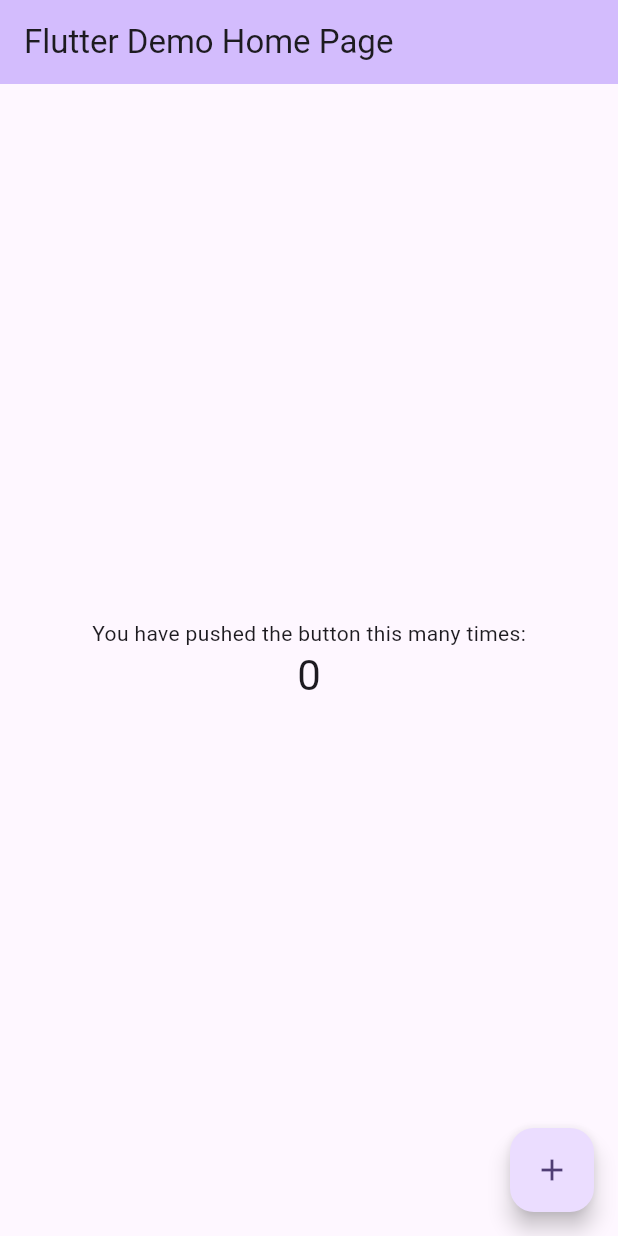
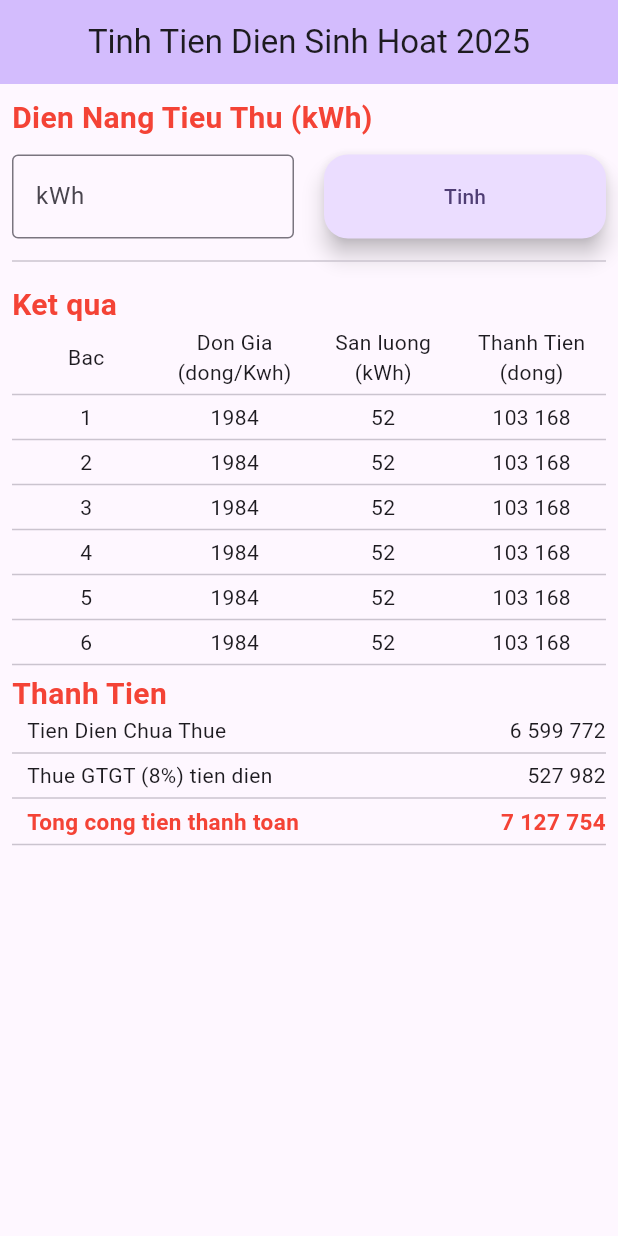
Before and after one commit to dophatgl/evn-calculator, a Flutter app: the screen it shows after launch, on a phone screen of 412 x 824 dp. Run offline on Flutter 3.47's test engine with Material 3 defaults, Android fonts, the phone set to English and light mode, and no system bars.

Commit message:
finish UI

```diff
--- /dev/null
+++ b/evn_calculator_app/lib/app_text_style.dart
@@ -0,0 +1,21 @@
+import 'package:flutter/material.dart';
+import 'package:flutter/widgets.dart';
+
+class AppTextStyle {
+  static final header = TextStyle(
+    fontSize: 20,
+    color: Colors.red,
+    fontWeight: FontWeight.bold,
+  );
+  static final label = TextStyle(fontSize: 15, color: Colors.black);
+  static final boldLabel = TextStyle(
+    fontSize: 15,
+    color: Colors.black,
+    fontWeight: FontWeight.bold,
+  );
+  static final redBoldLabel = TextStyle(
+    fontSize: 15,
+    color: Colors.red,
+    fontWeight: FontWeight.bold,
+  );
+}
--- a/evn_calculator_app/lib/main.dart
+++ b/evn_calculator_app/lib/main.dart
@@ -1,3 +1,5 @@
+import 'package:evn_calculator_app/app_text_style.dart';
+import 'package:evn_calculator_app/strings.dart';
 import 'package:flutter/material.dart';
 
 void main() {
@@ -30,14 +32,12 @@ class MyApp extends StatelessWidget {
         // tested with just a hot reload.
         colorScheme: ColorScheme.fromSeed(seedColor: Colors.deepPurple),
       ),
-      home: const MyHomePage(title: 'Flutter Demo Home Page'),
+      home: MyHomePage(title: Strings.appName),
     );
   }
 }
 
 class MyHomePage extends StatefulWidget {
-  const MyHomePage({super.key, required this.title});
-
   // This widget is the home page of your application. It is stateful, meaning
   // that it has a State object (defined below) that contains fields that affect
   // how it looks.
@@ -49,32 +49,16 @@ class MyHomePage extends StatefulWidget {
 
   final String title;
 
+  const MyHomePage({super.key, required this.title});
+
   @override
   State<MyHomePage> createState() => _MyHomePageState();
 }
 
 class _MyHomePageState extends State<MyHomePage> {
-  int _counter = 0;
-
-  void _incrementCounter() {
-    setState(() {
-      // This call to setState tells the Flutter framework that something has
-      // changed in this State, which causes it to rerun the build method below
-      // so that the display can reflect the updated values. If we changed
-      // _counter without calling setState(), then the build method would not be
-      // called again, and so nothing would appear to happen.
-      _counter++;
-    });
-  }
-
   @override
   Widget build(BuildContext context) {
-    // This method is rerun every time setState is called, for instance as done
-    // by the _incrementCounter method above.
-    //
-    // The Flutter framework has been optimized to make rerunning build methods
-    // fast, so that you can just rebuild anything that needs updating rather
-    // than having to individually change instances of widgets.
+    final screenWidth = MediaQuery.of(context).size.width;
     return Scaffold(
       appBar: AppBar(
         // TRY THIS: Try changing the color here to a specific color (to
@@ -83,40 +67,167 @@ class _MyHomePageState extends State<MyHomePage> {
         backgroundColor: Theme.of(context).colorScheme.inversePrimary,
         // Here we take the value from the MyHomePage object that was created by
         // the App.build method, and use it to set our appbar title.
-        title: Text(widget.title),
+        title: Center(child: Text(widget.title)),
       ),
-      body: Center(
-        // Center is a layout widget. It takes a single child and positions it
-        // in the middle of the parent.
+      body: Padding(
+        padding: const EdgeInsets.all(8.0),
         child: Column(
-          // Column is also a layout widget. It takes a list of children and
-          // arranges them vertically. By default, it sizes itself to fit its
-          // children horizontally, and tries to be as tall as its parent.
-          //
-          // Column has various properties to control how it sizes itself and
-          // how it positions its children. Here we use mainAxisAlignment to
-          // center the children vertically; the main axis here is the vertical
-          // axis because Columns are vertical (the cross axis would be
-          // horizontal).
-          //
-          // TRY THIS: Invoke "debug painting" (choose the "Toggle Debug Paint"
-          // action in the IDE, or press "p" in the console), to see the
-          // wireframe for each widget.
-          mainAxisAlignment: MainAxisAlignment.center,
+          crossAxisAlignment: CrossAxisAlignment.stretch,
           children: <Widget>[
-            const Text('You have pushed the button this many times:'),
             Text(
-              '$_counter',
-              style: Theme.of(context).textTheme.headlineMedium,
+              Strings.totalPower,
+              textAlign: TextAlign.left,
+              style: AppTextStyle.header,
             ),
+            Container(height: 10),
+            SizedBox(
+              width: screenWidth - 100,
+              child: Row(
+                mainAxisAlignment: MainAxisAlignment.spaceEvenly,
+                children: [
+                  Expanded(
+                    child: TextField(
+                      decoration: InputDecoration(
+                        border: OutlineInputBorder(),
+                        labelText: 'kWh',
+                      ),
+                      keyboardType: TextInputType.numberWithOptions(),
+                      textAlign: TextAlign.end,
+                    ),
+                  ),
+                  VerticalDivider(width: 20),
+                  Expanded(
+                    child: FloatingActionButton(
+                      onPressed: () {
+                        //do something
+                      },
+                      child: Text(Strings.buttonCalculator),
+                    ),
+                  ),
+                ],
+              ),
+            ),
+            Divider(height: 30),
+            Text(Strings.resultLabel, style: AppTextStyle.header),
+            Row(
+              crossAxisAlignment: CrossAxisAlignment.center,
+              children: [
+                _Item("Bac"),
+                _Item("Don Gia\n(dong/Kwh)"),
+                _Item("San luong\n(kWh)"),
+                _Item("Thanh Tien\n(dong)"),
+              ],
+            ),
+            Divider(height: 10),
+            Row(
+              children: [
+                _Item("1"),
+                _Item("1984"),
+                _Item("52"),
+                _Item("103 168"),
+              ],
+            ),
+            Divider(height: 10),
+            Row(
+              children: [
+                _Item("2"),
+                _Item("1984"),
+                _Item("52"),
+                _Item("103 168"),
+              ],
+            ),
+            Divider(height: 10),
+            Row(
+              children: [
+                _Item("3"),
+                _Item("1984"),
+                _Item("52"),
+                _Item("103 168"),
+              ],
+            ),
+            Divider(height: 10),
+            Row(
+              children: [
+                _Item("4"),
+                _Item("1984"),
+                _Item("52"),
+                _Item("103 168"),
+              ],
+            ),
+            Divider(height: 10),
+            Row(
+              children: [
+                _Item("5"),
+                _Item("1984"),
+                _Item("52"),
+                _Item("103 168"),
+              ],
+            ),
+            Divider(height: 10),
+            Row(
+              children: [
+                _Item("6"),
+                _Item("1984"),
+                _Item("52"),
+                _Item("103 168"),
+              ],
+            ),
+            Divider(height: 10),
+            Text("Thanh Tien", style: AppTextStyle.header),
+            Padding(
+              padding: const EdgeInsets.only(left: 10.0),
+              child: Row(
+                children: [
+                  _Item("Tien Dien Chua Thue", textAlign: TextAlign.left),
+                  _Item("6 599 772", textAlign: TextAlign.right),
+                ],
+              ),
+            ),
+            Divider(height: 10),
+            Padding(
+              padding: const EdgeInsets.only(left: 10.0),
+              child: Row(
+                children: [
+                  _Item("Thue GTGT (8%) tien dien", textAlign: TextAlign.left),
+                  _Item("527 982", textAlign: TextAlign.right),
+                ],
+              ),
+            ),
+            Divider(height: 10),
+            Padding(
+              padding: const EdgeInsets.only(left: 10.0),
+              child: Row(
+                children: [
+                  _Item(
+                    "Tong cong tien thanh toan",
+                    textAlign: TextAlign.left,
+                    textStyle: AppTextStyle.redBoldLabel,
+                  ),
+                  _Item(
+                    "7 127 754",
+                    textAlign: TextAlign.right,
+                    textStyle: AppTextStyle.redBoldLabel,
+                  ),
+                ],
+              ),
+            ),
+            Divider(height: 10),
           ],
         ),
       ),
-      floatingActionButton: FloatingActionButton(
-        onPressed: _incrementCounter,
-        tooltip: 'Increment',
-        child: const Icon(Icons.add),
-      ), // This trailing comma makes auto-formatting nicer for build methods.
     );
   }
 }
+
+class _Item extends StatelessWidget {
+  final String data;
+  final TextAlign textAlign;
+  final TextStyle? textStyle;
+  const _Item(this.data, {this.textAlign = TextAlign.center, this.textStyle});
+  @override
+  Widget build(BuildContext context) {
+    return Expanded(
+      child: Text(data, textAlign: textAlign, style: textStyle),
+    );
+  }
+}
--- /dev/null
+++ b/evn_calculator_app/lib/strings.dart
@@ -0,0 +1,7 @@
+class Strings {
+  static final appName = "Tinh Tien Dien Sinh Hoat 2025";
+  static final totalPower = "Dien Nang Tieu Thu (kWh)";
+  static final buttonCalculator = "Tinh";
+  static final resultLabel = "Ket qua";
+  static final inputLabel = "Nhap thong so";
+}
```
